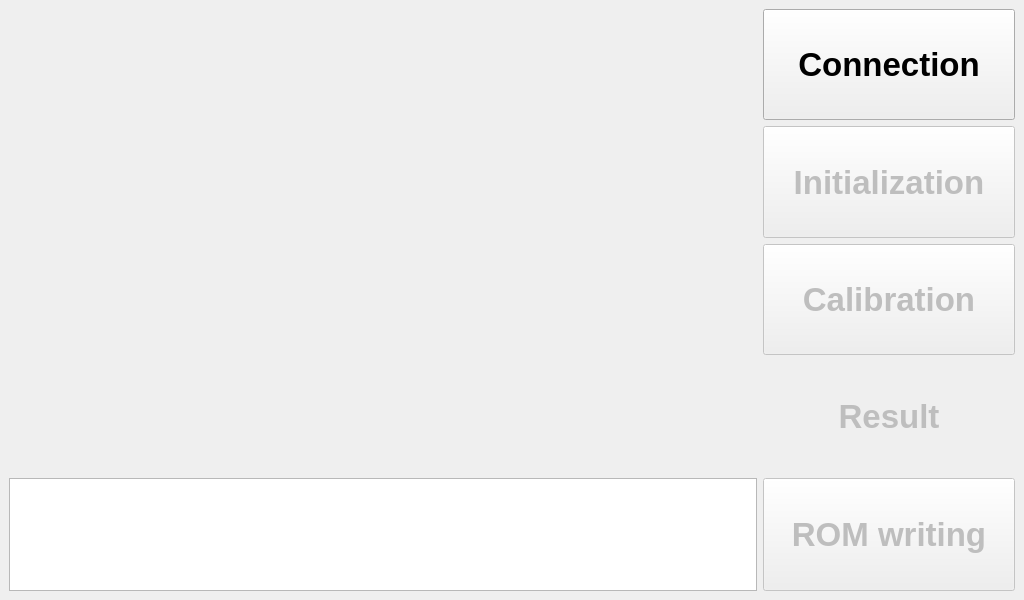
Old version of the form auto_calibration/auto_calib.ui in the repository ROBOTIS-move/calibration_tools.
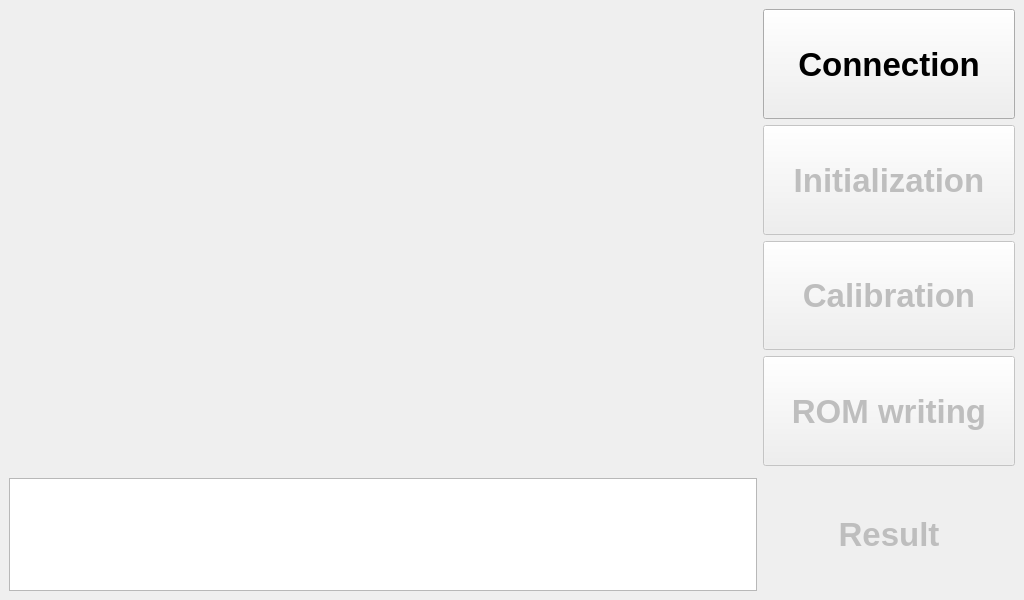
New version of the form.

Commit message: add rom read fail state

The edit to the form file:
```diff
--- a/auto_calibration/auto_calib.ui
+++ b/auto_calibration/auto_calib.ui
@@ -82,138 +82,7 @@
         </property>
        </widget>
       </item>
-      <item row="3" column="1">
-       <widget class="QLabel" name="pass_fail_label">
-        <property name="enabled">
-         <bool>false</bool>
-        </property>
-        <property name="sizePolicy">
-         <sizepolicy hsizetype="Expanding" vsizetype="Expanding">
-          <horstretch>0</horstretch>
-          <verstretch>0</verstretch>
-         </sizepolicy>
-        </property>
-        <property name="minimumSize">
-         <size>
-          <width>250</width>
-          <height>100</height>
-         </size>
-        </property>
-        <property name="font">
-         <font>
-          <pointsize>25</pointsize>
-          <weight>75</weight>
-          <bold>true</bold>
-         </font>
-        </property>
-        <property name="styleSheet">
-         <string notr="true"/>
-        </property>
-        <property name="text">
-         <string>Result</string>
-        </property>
-        <property name="alignment">
-         <set>Qt::AlignCenter</set>
-        </property>
-       </widget>
-      </item>
-      <item row="2" column="1">
-       <widget class="QPushButton" name="calibration_push_button">
-        <property name="enabled">
-         <bool>false</bool>
-        </property>
-        <property name="sizePolicy">
-         <sizepolicy hsizetype="Expanding" vsizetype="Expanding">
-          <horstretch>0</horstretch>
-          <verstretch>0</verstretch>
-         </sizepolicy>
-        </property>
-        <property name="minimumSize">
-         <size>
-          <width>250</width>
-          <height>100</height>
-         </size>
-        </property>
-        <property name="font">
-         <font>
-          <pointsize>25</pointsize>
-          <weight>75</weight>
-          <bold>true</bold>
-         </font>
-        </property>
-        <property name="text">
-         <string>Calibration</string>
-        </property>
-        <property name="checkable">
-         <bool>true</bool>
-        </property>
-       </widget>
-      </item>
-      <item row="0" column="1">
-       <widget class="QPushButton" name="connection_push_button">
-        <property name="sizePolicy">
-         <sizepolicy hsizetype="Expanding" vsizetype="Expanding">
-          <horstretch>0</horstretch>
-          <verstretch>0</verstretch>
-         </sizepolicy>
-        </property>
-        <property name="minimumSize">
-         <size>
-          <width>250</width>
-          <height>100</height>
-         </size>
-        </property>
-        <property name="font">
-         <font>
-          <pointsize>25</pointsize>
-          <weight>75</weight>
-          <bold>true</bold>
-         </font>
-        </property>
-        <property name="text">
-         <string>Connection</string>
-        </property>
-        <property name="checkable">
-         <bool>true</bool>
-        </property>
-       </widget>
-      </item>
-      <item row="4" column="1">
-       <widget class="QPushButton" name="rom_writing_push_button">
-        <property name="enabled">
-         <bool>false</bool>
-        </property>
-        <property name="sizePolicy">
-         <sizepolicy hsizetype="Expanding" vsizetype="Expanding">
-          <horstretch>0</horstretch>
-          <verstretch>0</verstretch>
-         </sizepolicy>
-        </property>
-        <property name="minimumSize">
-         <size>
-          <width>250</width>
-          <height>100</height>
-         </size>
-        </property>
-        <property name="font">
-         <font>
-          <pointsize>25</pointsize>
-          <weight>75</weight>
-          <bold>true</bold>
-         </font>
-        </property>
-        <property name="text">
-         <string>ROM writing</string>
-        </property>
-        <property name="checkable">
-         <bool>true</bool>
-        </property>
-        <property name="checked">
-         <bool>false</bool>
-        </property>
-       </widget>
-      </item>
-      <item row="0" column="0" rowspan="4">
+      <item row="0" column="0" rowspan="5">
        <widget class="QLabel" name="image_stream">
         <property name="sizePolicy">
          <sizepolicy hsizetype="Expanding" vsizetype="Expanding">
@@ -247,7 +116,36 @@
         </property>
        </widget>
       </item>
-      <item row="4" column="0">
+      <item row="0" column="1">
+       <widget class="QPushButton" name="connection_push_button">
+        <property name="sizePolicy">
+         <sizepolicy hsizetype="Expanding" vsizetype="Expanding">
+          <horstretch>0</horstretch>
+          <verstretch>0</verstretch>
+         </sizepolicy>
+        </property>
+        <property name="minimumSize">
+         <size>
+          <width>250</width>
+          <height>100</height>
+         </size>
+        </property>
+        <property name="font">
+         <font>
+          <pointsize>25</pointsize>
+          <weight>75</weight>
+          <bold>true</bold>
+         </font>
+        </property>
+        <property name="text">
+         <string>Connection</string>
+        </property>
+        <property name="checkable">
+         <bool>true</bool>
+        </property>
+       </widget>
+      </item>
+      <item row="5" column="0">
        <widget class="QTextBrowser" name="log_text_browser">
         <property name="font">
          <font>
@@ -256,6 +154,108 @@
         </property>
        </widget>
       </item>
+      <item row="2" column="1">
+       <widget class="QPushButton" name="calibration_push_button">
+        <property name="enabled">
+         <bool>false</bool>
+        </property>
+        <property name="sizePolicy">
+         <sizepolicy hsizetype="Expanding" vsizetype="Expanding">
+          <horstretch>0</horstretch>
+          <verstretch>0</verstretch>
+         </sizepolicy>
+        </property>
+        <property name="minimumSize">
+         <size>
+          <width>250</width>
+          <height>100</height>
+         </size>
+        </property>
+        <property name="font">
+         <font>
+          <pointsize>25</pointsize>
+          <weight>75</weight>
+          <bold>true</bold>
+         </font>
+        </property>
+        <property name="text">
+         <string>Calibration</string>
+        </property>
+        <property name="checkable">
+         <bool>true</bool>
+        </property>
+       </widget>
+      </item>
+      <item row="3" column="1">
+       <widget class="QPushButton" name="rom_writing_push_button">
+        <property name="enabled">
+         <bool>false</bool>
+        </property>
+        <property name="sizePolicy">
+         <sizepolicy hsizetype="Expanding" vsizetype="Expanding">
+          <horstretch>0</horstretch>
+          <verstretch>0</verstretch>
+         </sizepolicy>
+        </property>
+        <property name="minimumSize">
+         <size>
+          <width>250</width>
+          <height>100</height>
+         </size>
+        </property>
+        <property name="font">
+         <font>
+          <pointsize>25</pointsize>
+          <weight>75</weight>
+          <bold>true</bold>
+         </font>
+        </property>
+        <property name="text">
+         <string>ROM writing</string>
+        </property>
+        <property name="checkable">
+         <bool>true</bool>
+        </property>
+        <property name="checked">
+         <bool>false</bool>
+        </property>
+       </widget>
+      </item>
+      <item row="5" column="1">
+       <widget class="QLabel" name="pass_fail_label">
+        <property name="enabled">
+         <bool>false</bool>
+        </property>
+        <property name="sizePolicy">
+         <sizepolicy hsizetype="Expanding" vsizetype="Expanding">
+          <horstretch>0</horstretch>
+          <verstretch>0</verstretch>
+         </sizepolicy>
+        </property>
+        <property name="minimumSize">
+         <size>
+          <width>250</width>
+          <height>100</height>
+         </size>
+        </property>
+        <property name="font">
+         <font>
+          <pointsize>25</pointsize>
+          <weight>75</weight>
+          <bold>true</bold>
+         </font>
+        </property>
+        <property name="styleSheet">
+         <string notr="true"/>
+        </property>
+        <property name="text">
+         <string>Result</string>
+        </property>
+        <property name="alignment">
+         <set>Qt::AlignCenter</set>
+        </property>
+       </widget>
+      </item>
      </layout>
     </item>
    </layout>
```
The commit also changes 3 other files.
